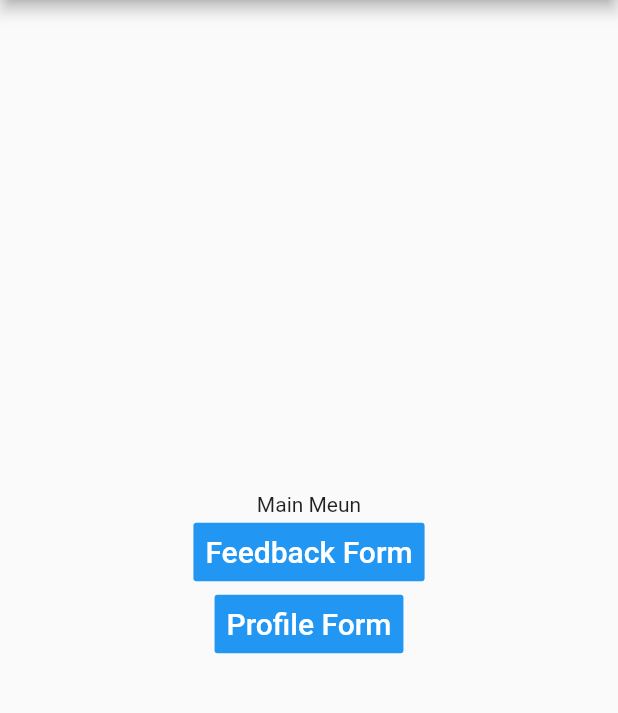
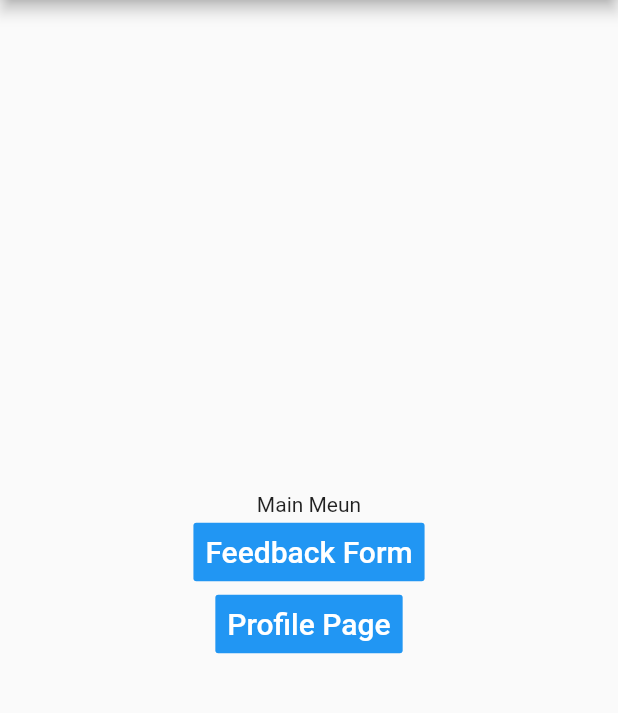
Before and after one commit to Jagatees/Restaurants-App, a Flutter app: the screen it shows after launch, on a phone screen of 412 x 824 dp, the part 84-797 px from its top. Run offline on Flutter 3.47's test engine with Material 2 defaults, Android fonts, the phone set to English and light mode, and no system bars; our stand-ins replace flutter_rating_bar.

Commit message:
text change for profile page

```diff
--- a/restaurantsapp/lib/main.dart
+++ b/restaurantsapp/lib/main.dart
@@ -82,7 +82,7 @@ class _MyHomePageState extends State<MyHomePage> {
                 );
               },
               child: Text(
-                "Profile Form",
+                "Profile Page",
                 style: TextStyle(fontSize: 20.0),
               ),
             ),
--- a/restaurantsapp/lib/profile.dart
+++ b/restaurantsapp/lib/profile.dart
@@ -9,7 +9,7 @@ class Profile extends StatelessWidget {
   Widget build(BuildContext context) {
     return Scaffold(
       appBar: AppBar(
-        title: Text('Profile Form'),
+        title: Text('Profile Page'),
       ),
       body: Center(
         child: Column(
```
